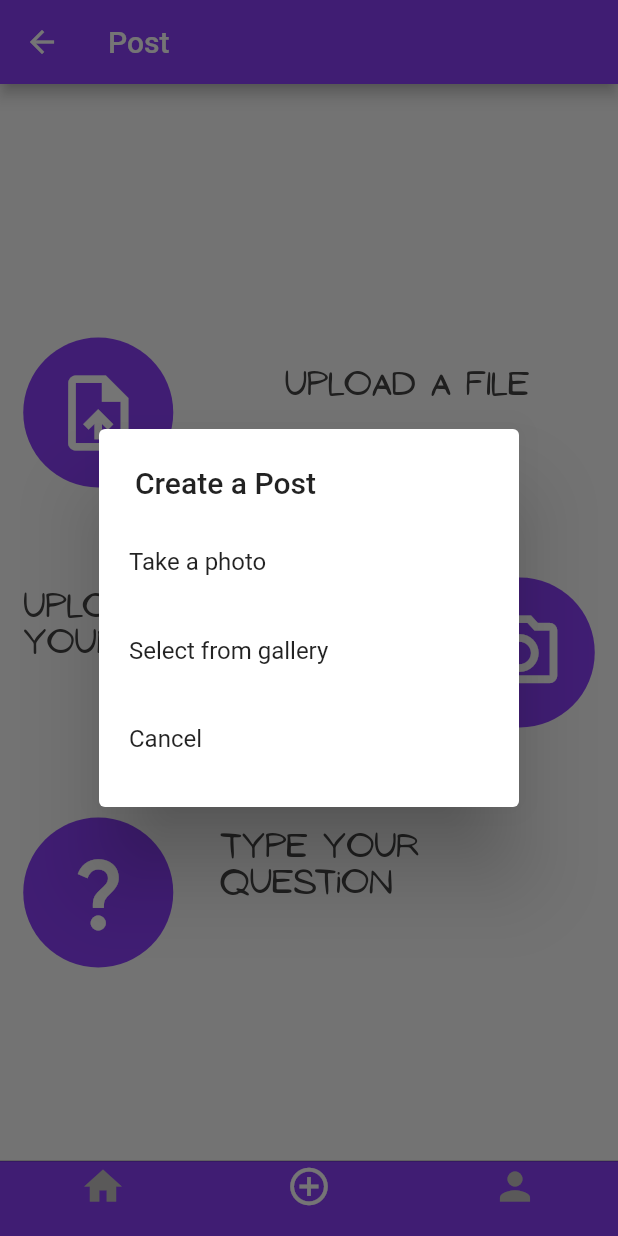
After one commit to PrabhakarAgrawal/Guidance_app, a Flutter app: the screen it shows once a user with an empty profile is signed in, item 2 of the bottom bar chosen, after a tap on the "camera alt" icon, on a phone screen of 412 x 824 dp. The commit adds this screen. Run offline on Flutter 3.47's test engine with Material 2 defaults, Android fonts, the phone set to English and light mode, and no system bars; our stand-ins replace cloud_firestore, firebase_auth, firebase_core, firebase_storage, image_picker; accounts and stored records are empty.

Commit message:
first commit

```diff
--- a/lib/main.dart
+++ b/lib/main.dart
@@ -2,7 +2,7 @@ import 'package:firebase_auth/firebase_auth.dart';
 import 'package:firebase_core/firebase_core.dart';
 import 'package:flutter/foundation.dart';
 import 'package:flutter/material.dart';
-import 'package:newapp/responsive/mobile_screen_layout.dart';
+import 'package:newapp/responsive/mobilescreen_layout.dart';
 import 'package:newapp/responsive/web_screen_layout.dart';
 import 'package:newapp/ui/aspirant_guide_selection.dart';
 import 'package:newapp/ui/loginpage.dart';
@@ -32,7 +32,7 @@ void main() async {
           builder: (context, snapshot) {
             if (snapshot.connectionState == ConnectionState.active) {
               if (snapshot.hasData) {
-                return const ResponsiveLayout(
+                return ResponsiveLayout(
                   mobileScreenLayout: MobileScreenLayout(),
                   webScreenLayout: WebScreenLayout(),
                 );
--- a/lib/resources/auth_methods.dart
+++ b/lib/resources/auth_methods.dart
@@ -62,25 +62,18 @@ class AuthMethods {
         //register user
         UserCredential cred = await _auth.signInWithEmailAndPassword(
             email: email, password: password);
-        print(cred.user!.uid);
+        // print(cred.user!.uid);
 
-        //add user to database
-        await _firestore.collection('users').doc(cred.user!.uid).set({
-          'uid': cred.user!.uid,
-          'email': email,
-          'followers': [],
-          'following': [],
-        });
+        // //add user to database
+        // await _firestore.collection('users').doc(cred.user!.uid).set({
+        //   'uid': cred.user!.uid,
+        //   'email': email,
+        //   'followers': [],
+        //   'following': [],
+        // });
         res = "success";
       } else {
         res = ("Please enter all the fields");
-      }
-    } on FirebaseAuthException catch (e) {
-      if (e.code == 'user-not-found') {
-      } else if (e.code == "weak-password") {
-        res = "Password should be atleast 6 letters";
-      } else if (e.code == "invalid-email") {
-        res = "Email Not Found";
       }
     } catch (err) {
       res = err.toString();
@@ -133,39 +126,48 @@ class secondAuthMethods {
         });
         res = "success";
       }
+    } on FirebaseAuthException catch (e) {
+      if (e.code == 'user-not-found') {
+      } else if (e.code == "weak-password") {
+        res = "Password should be atleast 6 letters";
+      } else if (e.code == "invalid-email") {
+        res = "Email Not Found";
+      }
     } catch (err) {
       res = err.toString();
     }
     return res;
   }
 
-  // Future<String> loginUser({
-  //   required String email,
-  //   required String password,
-  // }) async {
-  //   String res = "Some error occured";
-  //   try {
-  //     if (email.isNotEmpty || password.isNotEmpty) {
-  //       //register user
-  //       UserCredential cred = await _auth.signInWithEmailAndPassword(
-  //           email: email, password: password);
-  //       //   print(cred.user!.uid);
-  //       //   //add user to database
-  //       //  await _firestore.collection('users').doc(cred.user!.uid).set({
+  Future<String> loginUser({
+    required String email,
+    required String password,
+  }) async {
+    String res = "Some error occured";
+    try {
+      if (email.isNotEmpty || password.isNotEmpty) {
+        //register user
+        UserCredential cred = await _auth.signInWithEmailAndPassword(
+            email: email, password: password);
+        res = "success";
+      } else {
+        res = ("Please enter all the fields");
+      }
+    } catch (err) {
+      res = err.toString();
+    }
+    return res;
+  }
+}
 
-  //       //     'uid': cred.user!.uid,
-  //       //     'email': email,
 
-  //       //     'followers': [],
-  //       //     'following': [],
-  //       //   });
-  //       res = "success";
-  //     } else {
-  //       res=("Please enter all the fields");
-  //     }
-  //   } catch (err) {
-  //     res = err.toString();
-  //   }
-  //   return res;
-  // }
-}
+// print(cred.user!.uid);
+//           //add user to database
+//          await _firestore.collection('users').doc(cred.user!.uid).set({
+
+//             'uid': cred.user!.uid,
+//             'email': email,
+
+//             'followers': [],
+//             'following': [],
+//           });
--- a/lib/responsive/mobile_screen_layout.dart
+++ /dev/null
@@ -1,10 +0,0 @@
-import 'package:flutter/material.dart';
-
-class MobileScreenLayout extends StatelessWidget {
-  const MobileScreenLayout({Key? key}) : super(key: key);
-
-  @override
-  Widget build(BuildContext context) {
-    return Container();
-  }
-}
--- /dev/null
+++ b/lib/responsive/mobilescreen_layout.dart
@@ -0,0 +1,80 @@
+import 'package:flutter/cupertino.dart';
+import 'package:flutter/material.dart';
+import 'package:newapp/utils/globalvar.dart';
+
+class MobileScreenLayout extends StatefulWidget {
+  MobileScreenLayout({Key? key}) : super(key: key);
+
+  @override
+  State<MobileScreenLayout> createState() => _MobileScreenLayoutState();
+}
+
+class _MobileScreenLayoutState extends State<MobileScreenLayout> {
+  int _page = 0;
+  late PageController pageController;
+  @override
+  void initState() {
+    // TODO: implement initState
+    super.initState();
+    pageController = PageController();
+  }
+
+  @override
+  void dispose() {
+    // TODO: implement dispose
+    super.dispose();
+    pageController.dispose();
+  }
+
+  void navigationTapped(int page) {
+    pageController.jumpToPage(page);
+  }
+
+  void onPageChanged(int page) {
+    setState(() {
+      _page = page;
+    });
+  }
+
+  @override
+  Widget build(BuildContext context) {
+    return Material(
+      child: Scaffold(
+        backgroundColor: Colors.white,
+        body: PageView(
+          children: homeScreenItems,
+          physics: NeverScrollableScrollPhysics(),
+          controller: pageController,
+          onPageChanged: onPageChanged,
+        ),
+        bottomNavigationBar: CupertinoTabBar(
+          items: [
+            BottomNavigationBarItem(
+                icon: Icon(Icons.home,
+                    color: _page == 0
+                        ? Colors.white
+                        : Color.fromARGB(255, 197, 194, 194),
+                    size: 30.0),
+                label: ''),
+            BottomNavigationBarItem(
+                icon: Icon(Icons.add_circle_outline,
+                    color: _page == 1
+                        ? Colors.white
+                        : Color.fromARGB(255, 197, 194, 194),
+                    size: 30.0),
+                label: ''),
+            BottomNavigationBarItem(
+                icon: Icon(Icons.person,
+                    color: _page == 2
+                        ? Colors.white
+                        : Color.fromARGB(255, 197, 194, 194),
+                    size: 30.0),
+                label: ''),
+          ],
+          backgroundColor: Color.fromARGB(255, 139, 64, 251),
+          onTap: navigationTapped,
+        ),
+      ),
+    );
+  }
+}
--- a/lib/ui/aspirant_signup_page.dart
+++ b/lib/ui/aspirant_signup_page.dart
@@ -5,6 +5,7 @@ import 'package:image_picker/image_picker.dart';
 import 'package:newapp/utils/utils.dart';
 
 import '../resources/auth_methods.dart';
+import '../responsive/mobilescreen_layout.dart';
 import '../widgets/text_field_input.dart';
 
 class aspirantSignup extends StatefulWidget {
@@ -54,6 +55,10 @@ class _aspirantSignupState extends State<aspirantSignup> {
     });
     if (res != "success") {
       showSnackBAr(res, context);
+    } else {
+      Navigator.of(context).push(MaterialPageRoute(
+        builder: (context) => MobileScreenLayout(),
+      ));
     }
   }
 
--- a/lib/ui/guide_signup_page.dart
+++ b/lib/ui/guide_signup_page.dart
@@ -1,6 +1,9 @@
 import 'dart:typed_data';
 
 import 'package:flutter/material.dart';
+import 'package:newapp/responsive/mobilescreen_layout.dart';
+import 'package:newapp/responsive/responsive_layout_screen.dart.dart';
+import 'package:newapp/responsive/web_screen_layout.dart';
 
 import '../resources/auth_methods.dart';
 import '../utils/utils.dart';
@@ -30,7 +33,6 @@ class _guideSignupState extends State<guideSignup> {
     _bioController.dispose();
     _usernameController.dispose();
     _collegeController.dispose();
-
   }
 
   void selectPic() async {
@@ -57,6 +59,13 @@ class _guideSignupState extends State<guideSignup> {
     });
     if (res != "success") {
       showSnackBAr(res, context);
+    } else {
+      Navigator.of(context).push(MaterialPageRoute(
+        builder: (context) => MobileScreenLayout(),
+        // ResponsiveLayout
+        //       mobileScreenLayout: MobileScreenLayout(),
+        //       webScreenLayout: WebScreenLayout(),
+      ));
     }
   }
 
@@ -141,7 +150,7 @@ class _guideSignupState extends State<guideSignup> {
               height: 24,
             ),
             InkWell(
-              onTap:signUpGuide ,
+              onTap: signUpGuide,
               child: Container(
                 child: Text("Sign up"),
                 height: 40,
--- a/lib/ui/loginpage.dart
+++ b/lib/ui/loginpage.dart
@@ -1,5 +1,6 @@
 import 'package:flutter/material.dart';
 import 'package:newapp/resources/auth_methods.dart';
+import 'package:newapp/responsive/mobilescreen_layout.dart';
 import 'package:newapp/ui/aspirant_guide_selection.dart';
 import 'package:newapp/ui/aspirant_signup_page.dart';
 import 'package:newapp/ui/signuppage.dart';
@@ -27,21 +28,23 @@ class _loginscreenState extends State<loginscreen> {
   }
 
   void loginUser() async {
-    // setState(() {
-    //   _isLoading = true;
-    // });
+    setState(() {
+      _isLoading = true;
+    });
     String res = await AuthMethods().loginUser(
         email: _emailController.text, password: _passwordController.text);
 
     if (res == "success") {
+      print(res);
       Navigator.of(context).pushReplacement(
-          MaterialPageRoute(builder: (context) => const aspirantSignup()));
+          MaterialPageRoute(builder: (context) => MobileScreenLayout()));
     } else {
+      res = 'failure';
       showSnackBAr(res, context);
     }
-    // setState(() {
-    //   _isLoading = false;
-    // });
+    setState(() {
+      _isLoading = false;
+    });
   }
 
   void goToLogin() {
@@ -50,8 +53,8 @@ class _loginscreenState extends State<loginscreen> {
   }
 
   void goToSign() {
-    Navigator.of(context)
-        .push(MaterialPageRoute(builder: (context) => const aspirantGuideSelection()));
+    Navigator.of(context).push(MaterialPageRoute(
+        builder: (context) => const aspirantGuideSelection()));
   }
 
   @override
--- /dev/null
+++ b/lib/ui/postscreen.dart
@@ -0,0 +1,251 @@
+import 'dart:typed_data';
+
+import 'package:flutter/material.dart';
+import 'package:image_picker/image_picker.dart';
+import 'package:newapp/utils/utils.dart';
+
+class AddPost extends StatefulWidget {
+  AddPost({Key? key}) : super(key: key);
+
+  @override
+  State<AddPost> createState() => _AddPostState();
+}
+
+class _AddPostState extends State<AddPost> {
+  Uint8List? _file;
+  final TextEditingController _addtionalTextController =
+      TextEditingController();
+  //post question
+  void postDoubt(String id, String username) {}
+  //image picking option
+  _imageselect(BuildContext context) async {
+    return showDialog(
+        context: context,
+        builder: (context) {
+          return SimpleDialog(
+              title: const Text('Create a Post'),
+              children: <Widget>[
+                SimpleDialogOption(
+                  padding: const EdgeInsets.all(20.0),
+                  child: const Text('Take a photo'),
+                  onPressed: () async {
+                    Navigator.of(context).pop();
+                    Uint8List file = await pickPhoto(
+                      ImageSource.camera,
+                    );
+                    setState(() {
+                      _file = file;
+                    });
+                  },
+                ),
+                SimpleDialogOption(
+                  padding: const EdgeInsets.all(20.0),
+                  child: const Text('Select from gallery'),
+                  onPressed: () async {
+                    Navigator.of(context).pop();
+                    Uint8List file = await pickPhoto(
+                      ImageSource.gallery,
+                    );
+                    setState(() {
+                      _file = file;
+                    });
+                  },
+                ),
+                SimpleDialogOption(
+                  padding: const EdgeInsets.all(20.0),
+                  child: const Text('Cancel'),
+                  onPressed: () {
+                    Navigator.of(context).pop();
+                  },
+                ),
+              ]);
+        });
+  }
+
+  @override
+  void dispose() {
+    // TODO: implement dispose
+    super.dispose();
+    _addtionalTextController.dispose();
+  }
+
+  @override
+  Widget build(BuildContext context) {
+    if (_file == null) {
+      return Scaffold(
+          appBar: AppBar(
+            backgroundColor: Color.fromARGB(255, 139, 64, 251),
+            leading: IconButton(onPressed: () {}, icon: Icon(Icons.arrow_back)),
+            title: const Text('Post'),
+            centerTitle: false,
+          ),
+          body: Center(
+            child: Column(
+              crossAxisAlignment: CrossAxisAlignment.center,
+              mainAxisAlignment: MainAxisAlignment.center,
+              children: [
+                Row(
+                  mainAxisAlignment: MainAxisAlignment.spaceAround,
+                  children: [
+                    Container(
+                        height: 100.0,
+                        width: 100.0,
+                        margin: EdgeInsets.only(top: 50.0, bottom: 10.0),
+                        decoration: BoxDecoration(
+                            borderRadius: BorderRadius.circular(50.0),
+                            color: Color.fromARGB(255, 139, 64, 251)),
+                        child: IconButton(
+                          alignment: Alignment.center,
+                          onPressed: () {},
+                          icon: Icon(
+                            Icons.upload_file,
+                            size: 60.0,
+                            color: Colors.white,
+                          ),
+                        )),
+                    Container(
+                      width: 250.0,
+                      alignment: Alignment.center,
+                      child: Text('UPLOAD A FILE',
+                          style: TextStyle(
+                              color: Color.fromARGB(255, 68, 67, 67),
+                              fontSize: 20,
+                              fontFamily: 'ananias')),
+                    ),
+                  ],
+                ),
+                Row(
+                  mainAxisAlignment: MainAxisAlignment.spaceAround,
+                  children: [
+                    Container(
+                      width: 250.0,
+                      alignment: Alignment.center,
+                      child: Text('UPLOAD An image of your doubt',
+                          style: TextStyle(
+                              color: Color.fromARGB(255, 68, 67, 67),
+                              fontSize: 20,
+                              fontFamily: 'ananias')),
+                    ),
+                    Container(
+                        height: 100.0,
+                        width: 100.0,
+                        margin: EdgeInsets.only(top: 50.0, bottom: 10.0),
+                        decoration: BoxDecoration(
+                            borderRadius: BorderRadius.circular(50.0),
+                            color: Color.fromARGB(255, 139, 64, 251)),
+                        child: IconButton(
+                          alignment: Alignment.center,
+                          onPressed: () {
+                            _imageselect(context);
+                          },
+                          icon: Icon(
+                            Icons.camera_alt_outlined,
+                            size: 60.0,
+                            color: Colors.white,
+                          ),
+                        )),
+                  ],
+                ),
+                Row(
+                  mainAxisAlignment: MainAxisAlignment.spaceAround,
+                  children: [
+                    Container(
+                        height: 100.0,
+                        width: 100.0,
+                        margin: EdgeInsets.only(top: 50.0, bottom: 10.0),
+                        decoration: BoxDecoration(
+                            borderRadius: BorderRadius.circular(50.0),
+                            color: Color.fromARGB(255, 139, 64, 251)),
+                        child: IconButton(
+                          alignment: Alignment.center,
+                          onPressed: () {},
+                          icon: Icon(
+                            Icons.question_mark_outlined,
+                            size: 60.0,
+                            color: Colors.white,
+                          ),
+                        )),
+                    Container(
+                      width: 250.0,
+                      alignment: Alignment.center,
+                      child: Text('Type your question',
+                          style: TextStyle(
+                              color: Color.fromARGB(255, 68, 67, 67),
+                              fontSize: 20,
+                              fontFamily: 'ananias')),
+                    ),
+                  ],
+                ),
+              ],
+            ),
+          ));
+    } else {
+      return Scaffold(
+        appBar: AppBar(
+          backgroundColor: Color.fromARGB(255, 139, 64, 251),
+          leading: IconButton(onPressed: () {}, icon: Icon(Icons.arrow_back)),
+          title: const Text('Post'),
+          centerTitle: false,
+        ),
+        body: Center(
+          child: Column(
+            mainAxisAlignment: MainAxisAlignment.center,
+            children: [
+              SizedBox(
+                height: MediaQuery.of(context).size.height * 0.3,
+                width: MediaQuery.of(context).size.width * 0.55,
+                child: AspectRatio(
+                  aspectRatio: 250 / 220,
+                  child: Container(
+                    decoration: BoxDecoration(
+                      image: DecorationImage(
+                          fit: BoxFit.contain, image: MemoryImage(_file!)),
+                    ),
+                  ),
+                ),
+              ),
+              Container(
+                margin: EdgeInsets.all(10.0),
+                width: MediaQuery.of(context).size.width * 0.8,
+                decoration: BoxDecoration(
+                    borderRadius: BorderRadius.circular(12.0),
+                    color: Color.fromARGB(255, 203, 203, 203)),
+                child: Container(
+                  padding: EdgeInsets.all(10.0),
+                  child: TextField(
+                    controller: _addtionalTextController,
+                    decoration: const InputDecoration(
+                        hintText: 'Write addtional text',
+                        border: InputBorder.none),
+                    maxLines: 8,
+                  ),
+                ),
+              ),
+              InkWell(
+                  onTap: () {},
+                  child: Container(
+                    alignment: Alignment.center,
+                    height: 40.0,
+                    width: 100.0,
+                    decoration: BoxDecoration(
+                      borderRadius: BorderRadiusDirectional.circular(12.0),
+                      color: Color.fromARGB(255, 139, 64, 251),
+                    ),
+                    child: Text('UPLOAD',
+                        style: TextStyle(
+                          fontFamily: "ananias",
+                          color: Colors.white,
+                          fontSize: 20,
+                        )),
+                  ))
+            ],
+          ),
+        ),
+      );
+      @override
+      Widget build(BuildContext context) {
+        return Container();
+      }
+    }
+  }
+}
--- /dev/null
+++ b/lib/utils/globalvar.dart
@@ -0,0 +1,8 @@
+import 'package:flutter/material.dart';
+import 'package:newapp/ui/postscreen.dart';
+
+var homeScreenItems = [
+  Text('feed'),
+  AddPost(),
+  Text('profile'),
+];
```
Also changed, not shown: lib/ui/signuppage.dart (+11 -3 lines). Lines whose indentation alone changed are shown as unchanged.
